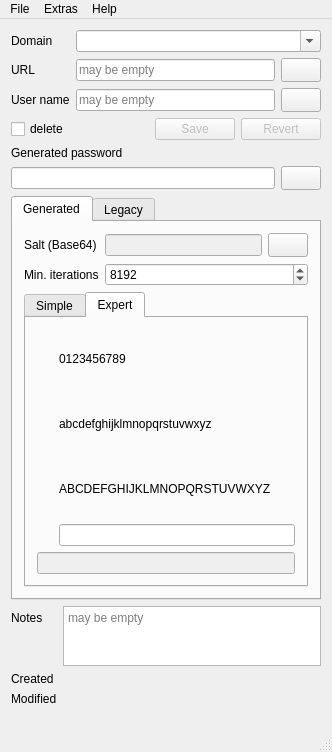
First picture: the form in Qt-SESAM/mainwindow.ui, repository 607011/Qt-SESAM, before the edit.
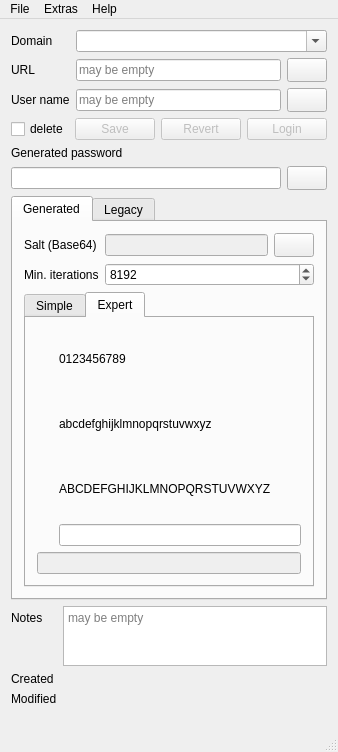
Second picture: the form after the edit. Icons and pictures are not drawn.

Commit message: Login command implemented on client-side.

The edit to the form file:
```diff
--- a/Qt-SESAM/mainwindow.ui
+++ b/Qt-SESAM/mainwindow.ui
@@ -172,6 +172,16 @@
         </property>
        </widget>
       </item>
+      <item>
+       <widget class="QPushButton" name="loginPushButton">
+        <property name="enabled">
+         <bool>false</bool>
+        </property>
+        <property name="text">
+         <string>Login</string>
+        </property>
+       </widget>
+      </item>
      </layout>
     </item>
     <item>
```
The commit also changes 7 other files.
